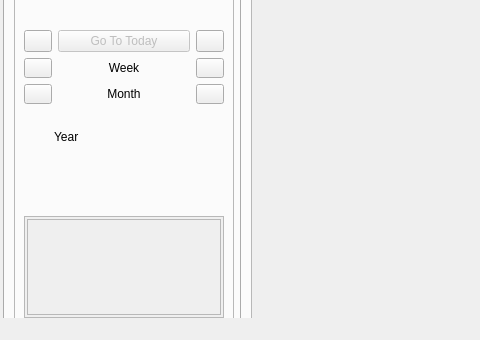
The window that src/openmolar/qt-designer/main.ui (rowinggolfer/openmolar1) describes before a commit, drawn with Qt 5; both pictures show x 0 to 480 and y 223 to 563 of the 1018 by 563 pixel window.
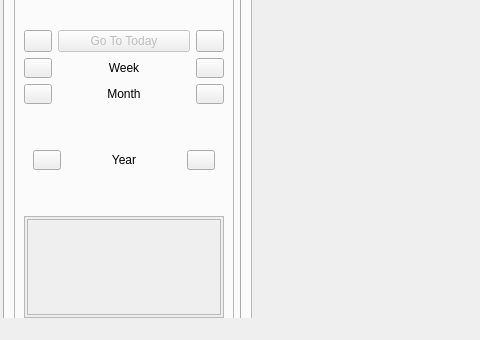
The same window after the commit. The open tabs and pages were chosen to show the change. Icons and pictures are not drawn.

```diff
--- a/src/openmolar/qt-designer/main.ui
+++ b/src/openmolar/qt-designer/main.ui
@@ -4113,19 +4113,58 @@
                   </widget>
                  </widget>
                  <widget class="QWidget" name="page_5">
-                  <widget class="QLabel" name="label_48">
-                   <property name="geometry">
-                    <rect>
-                     <x>30</x>
-                     <y>20</y>
-                     <width>44</width>
-                     <height>13</height>
-                    </rect>
-                   </property>
-                   <property name="text">
-                    <string>Year</string>
-                   </property>
-                  </widget>
+                  <layout class="QHBoxLayout" name="horizontalLayout_22">
+                   <item>
+                    <widget class="QPushButton" name="aptOVprevyear">
+                     <property name="maximumSize">
+                      <size>
+                       <width>28</width>
+                       <height>20</height>
+                      </size>
+                     </property>
+                     <property name="text">
+                      <string/>
+                     </property>
+                     <property name="icon">
+                      <iconset resource="../resources/resources.qrc">
+                       <normaloff>:/back.png</normaloff>:/back.png</iconset>
+                     </property>
+                    </widget>
+                   </item>
+                   <item>
+                    <widget class="QLabel" name="label_64">
+                     <property name="maximumSize">
+                      <size>
+                       <width>16777215</width>
+                       <height>20</height>
+                      </size>
+                     </property>
+                     <property name="text">
+                      <string>Year</string>
+                     </property>
+                     <property name="alignment">
+                      <set>Qt::AlignCenter</set>
+                     </property>
+                    </widget>
+                   </item>
+                   <item>
+                    <widget class="QPushButton" name="aptOVnextyear">
+                     <property name="maximumSize">
+                      <size>
+                       <width>28</width>
+                       <height>20</height>
+                      </size>
+                     </property>
+                     <property name="text">
+                      <string/>
+                     </property>
+                     <property name="icon">
+                      <iconset resource="../resources/resources.qrc">
+                       <normaloff>:/forward.png</normaloff>:/forward.png</iconset>
+                     </property>
+                    </widget>
+                   </item>
+                  </layout>
                  </widget>
                  <widget class="QWidget" name="page_6">
                   <widget class="QLabel" name="label_49">
```
Left out of the diff: 39 changed lines with no effect on the pictures.
